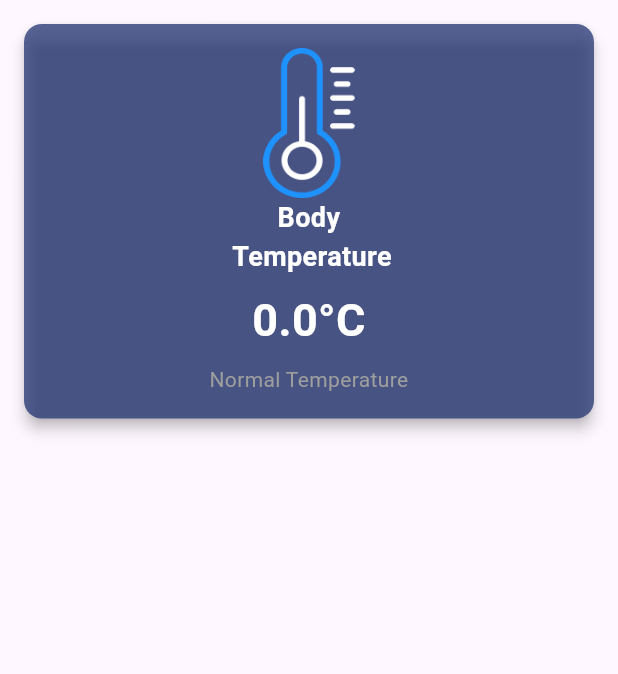
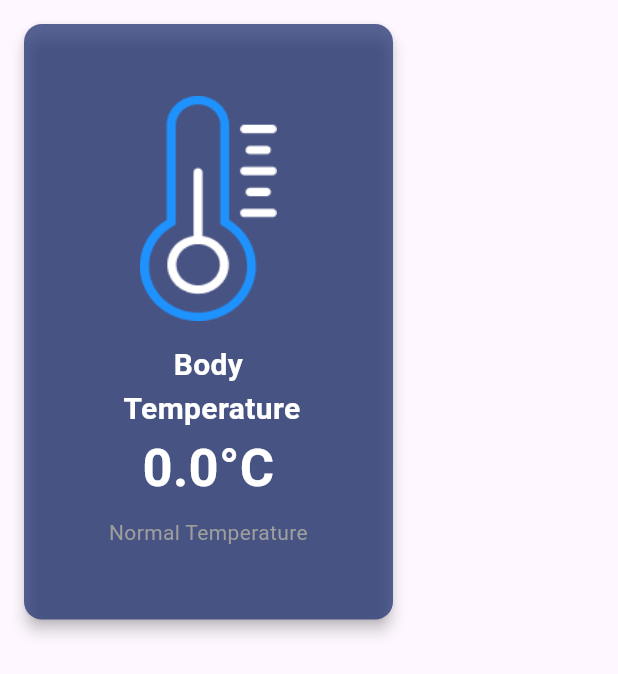
Before and after one commit to FajarL29/MultimediaApps, a Flutter app: the BodyTemperatureWidget widget shown alone on an empty page, opened directly with empty values, on a phone screen of 412 x 824 dp. Shown: the top 674 px of the screen. Run offline on Flutter 3.47's test engine with Material 3 defaults, Android fonts, the phone set to English and light mode, and no system bars; our stand-ins replace flutter_map, flutter_screenutil, font_awesome_flutter, geolocator, getwidget, go_router and 7 more; missing offline and left inert: flutter_dialpad, flutter_libserialport, flutter_map_cancellable_tile_provider, flutter_map_location_marker, libserialport, window_manager; statements that could not run were skipped.

Commit message:
Menyesuaikan layout linux

```diff
--- a/lib/presentation/widget/driverhealth/temperature.dart
+++ b/lib/presentation/widget/driverhealth/temperature.dart
@@ -22,36 +22,35 @@ class BodyTemperatureWidget extends StatelessWidget {
       margin: const EdgeInsets.all(16),
       color: Color(0xFF213371).withOpacity(0.75), // Warna background jadi hitam
       child: Padding(
-        padding: const EdgeInsets.all(16),
+        padding: const EdgeInsets.all(48),
         child: Column(
           mainAxisAlignment: MainAxisAlignment.center,
           mainAxisSize: MainAxisSize.min,
           children: [
-          Row(
+          Column(
               mainAxisAlignment: MainAxisAlignment.center,
               children: [
                 Image.asset(
                   'assets/images/temp.png', // Path gambar dari assets
-                  width: 100, // Sesuaiin ukuran
-                  height: 100,
+                  width: 150, // Sesuaiin ukuran
+                  height: 150,
                   // color: fever ? Colors.red : Colors.white, // Biar warnanya tetap dinamis
                   //colorBlendMode: BlendMode.srcIn, // Buat nge-blend warna
                 ),
-                const SizedBox(height: 8),
-              ],
-            ),
-          const Text(
+                const SizedBox(height: 15),
+
+                const Text(
               textAlign: TextAlign.center,
               'Body''\n'' Temperature',
-              style: TextStyle(fontSize: 18, fontWeight: FontWeight.bold, color: Colors.white),
+              style: TextStyle(fontSize: 20, fontWeight: FontWeight.bold, color: Colors.white),
             ),
-            const SizedBox(height: 8),
+
 
            Text(
                   textAlign: TextAlign.center,
                   '${displayTemp.toStringAsFixed(1)}$unit',
                   style: TextStyle(
-                    fontSize: 30,
+                    fontSize: 35,
                     fontWeight: FontWeight.bold,
                     color: fever ? Colors.red : Colors.white,
                   ),
@@ -66,6 +65,8 @@ class BodyTemperatureWidget extends StatelessWidget {
                 color: fever ? Colors.red : Colors.grey,
               ),
             ),
+              ],
+            ),
           ],
         ),
       ),
--- a/pubspec.yaml
+++ b/pubspec.yaml
@@ -62,7 +62,6 @@ dependencies:
   syncfusion_flutter_gauges: ^28.2.7
   window_manager: ^0.4.3
   step_progress_indicator: ^1.0.2
-  audioplayers: ^6.4.0
 
 
 dev_dependencies:
```
Also changed, not shown: lib/core/service/read_heartrate2.dart (+46 -44 lines), lib/presentation/widget/driverhealth/respiratorywidget.dart (+16 -11 lines), lib/presentation/widget/driverhealth/spo2widget.dart (+14 -11 lines), pubspec.lock, 5 other files.
